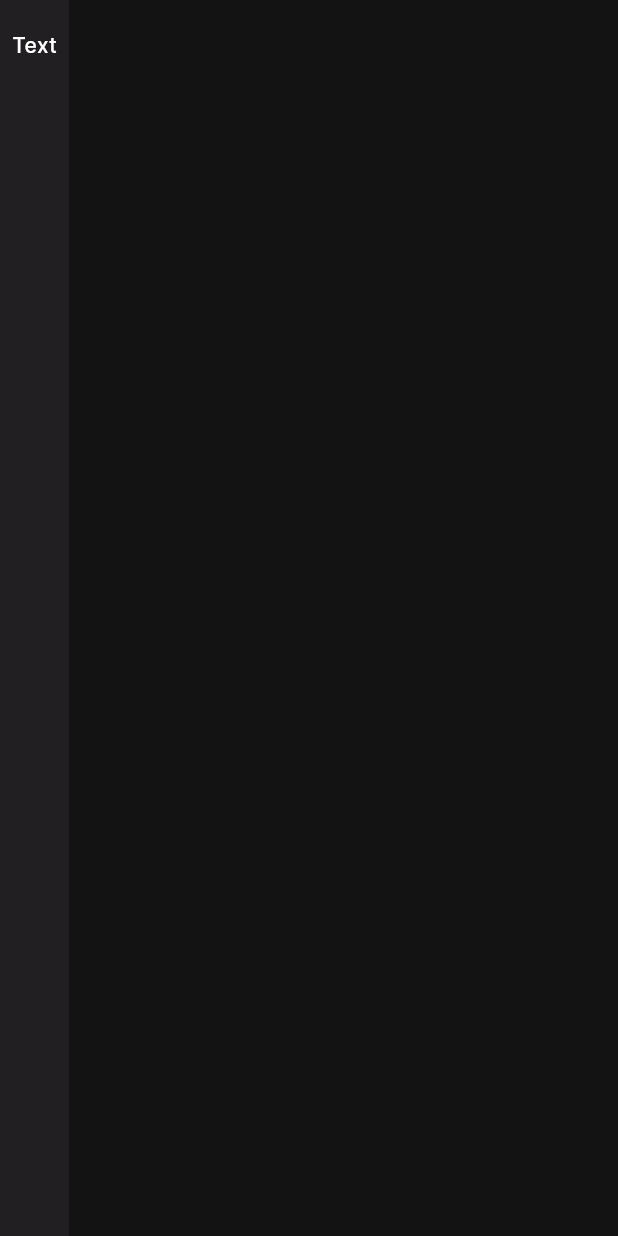
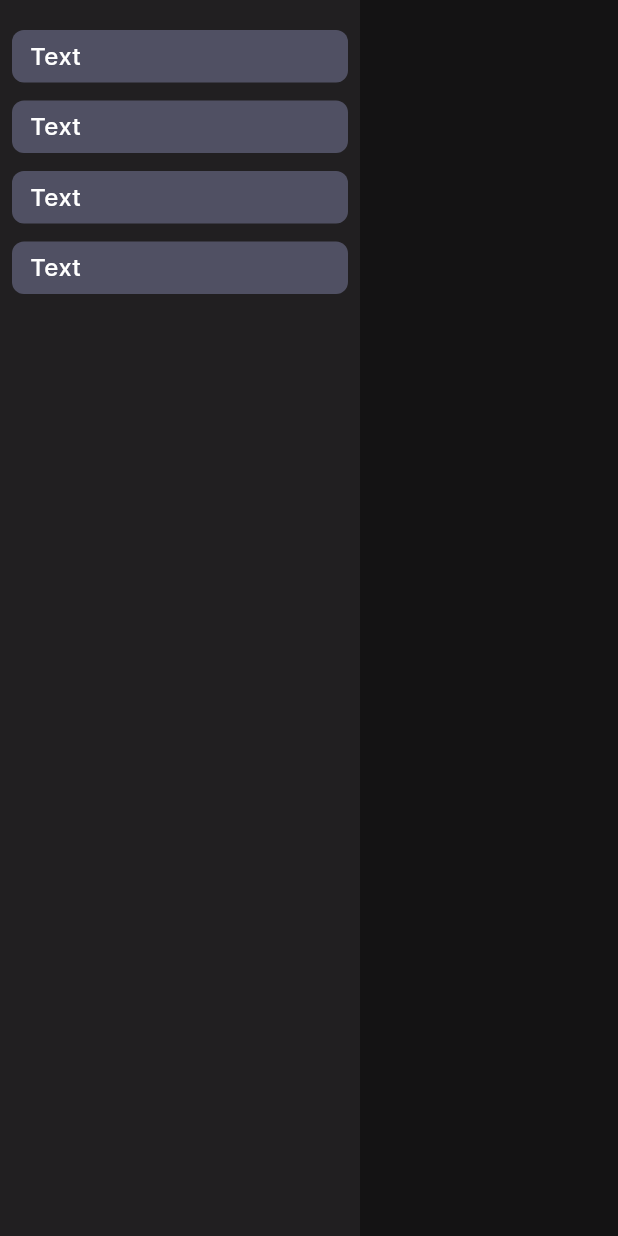
Before and after one commit to VivekMakwana7/flutter_basics, a Flutter app: the screen it shows after launch, on a phone screen of 412 x 824 dp. Run offline on Flutter 3.47's test engine with Material 3 defaults, Android fonts, the phone set to English and light mode, and no system bars; our stand-ins replace go_router.

Commit message:
- Update analysis - Update font side - Side bar menu widget

```diff
--- a/analysis_options.yaml
+++ b/analysis_options.yaml
@@ -4,7 +4,7 @@ linter:
   rules:
     # Responsible for Documentation
     public_member_api_docs: true
-    # Responsible for Sort pubspec.ymal packges
+    # Responsible for Sort pubspec.ymal packages
     sort_pub_dependencies: true
     # Avoid defining a one-member abstract class
     one_member_abstracts: false
--- a/lib/core/ext/ext_build_context.dart
+++ b/lib/core/ext/ext_build_context.dart
@@ -3,9 +3,12 @@ import 'package:flutter_basics/core/theme/theme_color.dart';
 
 /// Extension on [BuildContext]
 extension ExtBuildContext on BuildContext {
-  /// Theme
+  /// To Access Theme
   ThemeData get theme => Theme.of(this);
 
-  /// App Color
+  /// To Access App Color
   AppColors get appColor => Theme.of(this).extension<AppColors>()!;
+
+  /// To access Text style
+  TextTheme get text => Theme.of(this).textTheme;
 }
--- a/lib/core/theme/app_theme.dart
+++ b/lib/core/theme/app_theme.dart
@@ -17,5 +17,6 @@ final theme = ThemeData(
 
 const _appColor = AppColors(
   scaffoldBackground: Color(0x00ff0000),
-  sideBarColor: Color(0xff211F21),
+  sideBarBgColor: Color(0xff211F21),
+  sideBarSelectedColor: Color(0xff505063),
 );
--- a/lib/src/widgets/side_bar_widget.dart
+++ b/lib/src/widgets/side_bar_widget.dart
@@ -8,21 +8,57 @@ class SideBarWidget extends StatelessWidget {
 
   @override
   Widget build(BuildContext context) {
-    return DecoratedBox(
+    return SizedBox(
+      width: 240,
+      child: DecoratedBox(
         decoration: BoxDecoration(
-        color: context.appColor.sideBarColor,
+          color: context.appColor.sideBarBgColor,
         ),
-      child: Padding(
+        child: const Padding(
           padding: EdgeInsets.symmetric(horizontal: 8, vertical: 20),
           child: Column(
+            crossAxisAlignment: CrossAxisAlignment.stretch,
             children: [
-            Text(
-              'Text',
-              style: TextStyle(color: Colors.white),
-            )
+              SideMenuWidget(menuName: 'Text'),
+              SizedBox(height: 12),
+              SideMenuWidget(menuName: 'Text'),
+              SizedBox(height: 12),
+              SideMenuWidget(menuName: 'Text'),
+              SizedBox(height: 12),
+              SideMenuWidget(menuName: 'Text'),
             ],
+          ),
         ),
       ),
     );
   }
 }
+
+/// For Side bar menu widget
+class SideMenuWidget extends StatelessWidget {
+  /// Default constructor
+  const SideMenuWidget({
+    required this.menuName,
+    super.key,
+  });
+
+  /// For menu name
+  final String menuName;
+
+  @override
+  Widget build(BuildContext context) {
+    return DecoratedBox(
+      decoration: BoxDecoration(
+        borderRadius: BorderRadius.circular(8),
+        color: context.appColor.sideBarSelectedColor,
+      ),
+      child: Padding(
+        padding: const EdgeInsets.symmetric(horizontal: 12, vertical: 6),
+        child: Text(
+          menuName,
+          style: context.text.bodyMedium,
+        ),
+      ),
+    );
+  }
+}
```
Also changed, not shown: lib/core/theme/app_text_style.dart (+6 -6 lines), lib/core/theme/theme_color.dart (+11 -5 lines). Lines whose indentation alone changed are shown as unchanged.
